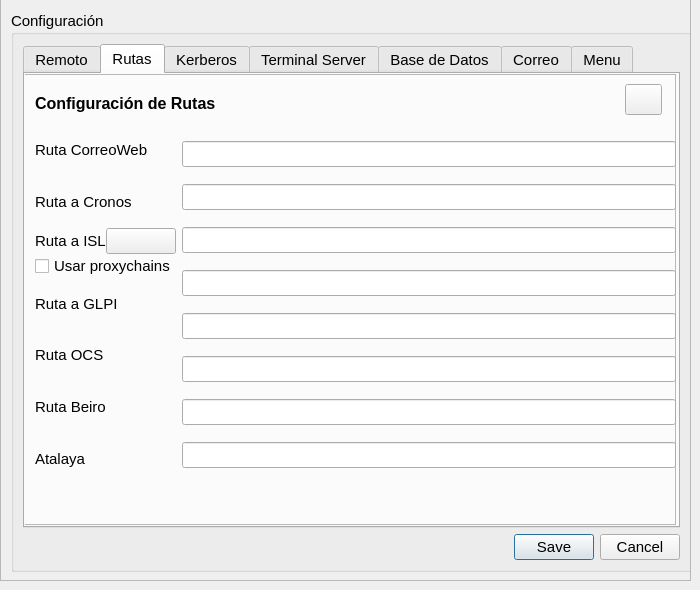
kapazao/GrxMenu, file configuracion.ui: the form before one commit.
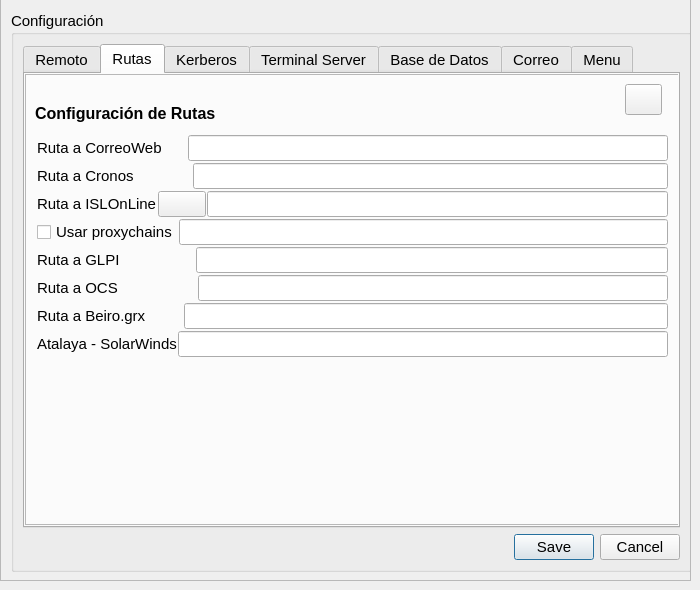
The form after the commit. Icons and pictures are not drawn.

Patch:
```diff
--- a/configuracion.ui
+++ b/configuracion.ui
@@ -88,7 +88,7 @@
            <rect>
             <x>0</x>
             <y>0</y>
-            <width>641</width>
+            <width>661</width>
             <height>451</height>
            </rect>
           </property>
@@ -98,9 +98,15 @@
           <property name="frameShadow">
            <enum>QFrame::Raised</enum>
           </property>
-          <layout class="QGridLayout" name="gridLayout_3">
-           <item row="0" column="0">
             <widget class="QLabel" name="label_34">
+           <property name="geometry">
+            <rect>
+             <x>10</x>
+             <y>30</y>
+             <width>393</width>
+             <height>19</height>
+            </rect>
+           </property>
              <property name="font">
               <font>
                <pointsize>12</pointsize>
@@ -112,9 +118,15 @@
               <string>Configuración de acceso remoto a los equipos Linux</string>
              </property>
             </widget>
-           </item>
-           <item row="0" column="1">
             <widget class="QPushButton" name="PB_linux">
+           <property name="geometry">
+            <rect>
+             <x>600</x>
+             <y>10</y>
+             <width>37</width>
+             <height>31</height>
+            </rect>
+           </property>
              <property name="text">
               <string/>
              </property>
@@ -129,8 +141,15 @@
               </size>
              </property>
             </widget>
-           </item>
-           <item row="1" column="0" colspan="2">
+          <widget class="QWidget" name="">
+           <property name="geometry">
+            <rect>
+             <x>10</x>
+             <y>60</y>
+             <width>631</width>
+             <height>221</height>
+            </rect>
+           </property>
             <layout class="QHBoxLayout" name="horizontalLayout_3">
              <item>
               <layout class="QVBoxLayout" name="verticalLayout_2">
@@ -250,8 +269,7 @@
               </layout>
              </item>
             </layout>
-           </item>
-          </layout>
+          </widget>
          </widget>
         </widget>
         <widget class="QWidget" name="rutas">
@@ -261,7 +279,7 @@
          <widget class="QFrame" name="fr_rutas">
           <property name="geometry">
            <rect>
-            <x>-10</x>
+            <x>0</x>
             <y>0</y>
             <width>661</width>
             <height>451</height>
@@ -276,8 +294,8 @@
           <widget class="QLabel" name="lb_rutas">
            <property name="geometry">
             <rect>
-             <x>20</x>
-             <y>20</y>
+             <x>10</x>
+             <y>30</y>
              <width>211</width>
              <height>19</height>
             </rect>
@@ -299,7 +317,7 @@
           <widget class="QPushButton" name="PB_rutas">
            <property name="geometry">
             <rect>
-             <x>610</x>
+             <x>600</x>
              <y>10</y>
              <width>37</width>
              <height>31</height>
@@ -319,41 +337,55 @@
             </size>
            </property>
           </widget>
-          <widget class="QWidget" name="layoutWidget">
+          <widget class="QWidget" name="">
            <property name="geometry">
             <rect>
-             <x>20</x>
-             <y>50</y>
-             <width>641</width>
-             <height>361</height>
+             <x>12</x>
+             <y>60</y>
+             <width>631</width>
+             <height>231</height>
             </rect>
            </property>
-           <layout class="QHBoxLayout" name="horizontalLayout_6">
-            <item>
              <layout class="QVBoxLayout" name="verticalLayout_5">
               <property name="spacing">
-               <number>0</number>
-              </property>
+             <number>1</number>
+            </property>
+            <item>
+             <layout class="QHBoxLayout" name="horizontalLayout_6">
               <item>
                <widget class="QLabel" name="label_15">
                 <property name="text">
-                 <string>Ruta CorreoWeb</string>
+                 <string>Ruta a CorreoWeb      </string>
                 </property>
                </widget>
               </item>
+              <item>
+               <widget class="QLineEdit" name="correoweb"/>
+              </item>
+             </layout>
+            </item>
+            <item>
+             <layout class="QHBoxLayout" name="horizontalLayout_12">
               <item>
                <widget class="QLabel" name="label_14">
                 <property name="text">
-                 <string>Ruta a Cronos</string>
+                 <string>Ruta a Cronos              </string>
                 </property>
                </widget>
               </item>
+              <item>
+               <widget class="QLineEdit" name="cronos"/>
+              </item>
+             </layout>
+            </item>
+            <item>
+             <layout class="QHBoxLayout" name="horizontalLayout_13">
               <item>
                <layout class="QHBoxLayout" name="horizontalLayout_5">
                 <item>
                  <widget class="QLabel" name="label_10">
                   <property name="text">
-                   <string>Ruta a ISL</string>
+                   <string>Ruta a ISLOnLine</string>
                   </property>
                  </widget>
                 </item>
@@ -371,6 +403,13 @@
                </layout>
               </item>
               <item>
+               <widget class="QLineEdit" name="ISL"/>
+              </item>
+             </layout>
+            </item>
+            <item>
+             <layout class="QHBoxLayout" name="horizontalLayout_14">
+              <item>
                <widget class="QCheckBox" name="checkBox_proxychains">
                 <property name="text">
                  <string>Usar proxychains</string>
@@ -378,55 +417,33 @@
                </widget>
               </item>
               <item>
-               <widget class="QLabel" name="label_12">
-                <property name="text">
-                 <string>Ruta a GLPI</string>
-                </property>
-               </widget>
-              </item>
-              <item>
-               <widget class="QLabel" name="label_13">
-                <property name="text">
-                 <string>Ruta OCS</string>
-                </property>
-               </widget>
-              </item>
-              <item>
-               <widget class="QLabel" name="label_18">
-                <property name="text">
-                 <string>Ruta Beiro</string>
-                </property>
-               </widget>
-              </item>
-              <item>
-               <widget class="QLabel" name="label_45">
-                <property name="text">
-                 <string>Atalaya</string>
-                </property>
-               </widget>
-              </item>
-             </layout>
-            </item>
-            <item>
-             <layout class="QVBoxLayout" name="verticalLayout_10">
-              <property name="spacing">
-               <number>0</number>
-              </property>
-              <item>
-               <widget class="QLineEdit" name="correoweb"/>
-              </item>
-              <item>
-               <widget class="QLineEdit" name="cronos"/>
-              </item>
-              <item>
-               <widget class="QLineEdit" name="ISL"/>
-              </item>
-              <item>
                <widget class="QLineEdit" name="proxychains"/>
               </item>
+             </layout>
+            </item>
+            <item>
+             <layout class="QHBoxLayout" name="horizontalLayout_15">
+              <item>
+               <widget class="QLabel" name="label_12">
+                <property name="text">
+                 <string>Ruta a GLPI                  </string>
+                </property>
+               </widget>
+              </item>
               <item>
                <widget class="QLineEdit" name="GLPI"/>
               </item>
+             </layout>
+            </item>
+            <item>
+             <layout class="QHBoxLayout" name="horizontalLayout_16">
+              <item>
+               <widget class="QLabel" name="label_13">
+                <property name="text">
+                 <string>Ruta a OCS                   </string>
+                </property>
+               </widget>
+              </item>
               <item>
                <widget class="QLineEdit" name="OCS">
                 <property name="toolTip">
@@ -434,9 +451,31 @@
                 </property>
                </widget>
               </item>
+             </layout>
+            </item>
+            <item>
+             <layout class="QHBoxLayout" name="horizontalLayout_17">
+              <item>
+               <widget class="QLabel" name="label_18">
+                <property name="text">
+                 <string>Ruta a Beiro.grx         </string>
+                </property>
+               </widget>
+              </item>
               <item>
                <widget class="QLineEdit" name="beiro"/>
               </item>
+             </layout>
+            </item>
+            <item>
+             <layout class="QHBoxLayout" name="horizontalLayout_18">
+              <item>
+               <widget class="QLabel" name="label_45">
+                <property name="text">
+                 <string>Atalaya - SolarWinds</string>
+                </property>
+               </widget>
+              </item>
               <item>
                <widget class="QLineEdit" name="atalaya"/>
               </item>
@@ -558,9 +597,15 @@
           <property name="frameShadow">
            <enum>QFrame::Raised</enum>
           </property>
-          <layout class="QGridLayout" name="gridLayout_5">
-           <item row="0" column="0">
             <widget class="QLabel" name="label_16">
+           <property name="geometry">
+            <rect>
+             <x>10</x>
+             <y>20</y>
+             <width>255</width>
+             <height>19</height>
+            </rect>
+           </property>
              <property name="font">
               <font>
                <pointsize>12</pointsize>
@@ -572,9 +617,15 @@
               <string>Configuración de Terminal Server</string>
              </property>
             </widget>
-           </item>
-           <item row="0" column="1">
             <widget class="QPushButton" name="PB_TS">
+           <property name="geometry">
+            <rect>
+             <x>600</x>
+             <y>10</y>
+             <width>37</width>
+             <height>31</height>
+            </rect>
+           </property>
              <property name="text">
               <string/>
              </property>
@@ -589,8 +640,28 @@
               </size>
              </property>
             </widget>
-           </item>
-           <item row="1" column="0" colspan="2">
+          <widget class="QLabel" name="label_17">
+           <property name="geometry">
+            <rect>
+             <x>10</x>
+             <y>247</y>
+             <width>16</width>
+             <height>17</height>
+            </rect>
+           </property>
+           <property name="text">
+            <string/>
+           </property>
+          </widget>
+          <widget class="QWidget" name="">
+           <property name="geometry">
+            <rect>
+             <x>10</x>
+             <y>47</y>
+             <width>631</width>
+             <height>201</height>
+            </rect>
+           </property>
             <layout class="QVBoxLayout" name="verticalLayout_6">
              <item>
               <layout class="QGridLayout" name="gridLayout">
@@ -702,15 +773,7 @@
               </layout>
              </item>
             </layout>
-           </item>
-           <item row="2" column="0">
-            <widget class="QLabel" name="label_17">
-             <property name="text">
-              <string/>
-             </property>
-            </widget>
-           </item>
-          </layout>
+          </widget>
          </widget>
         </widget>
         <widget class="QWidget" name="DB">
@@ -732,9 +795,15 @@
           <property name="frameShadow">
            <enum>QFrame::Raised</enum>
           </property>
-          <layout class="QGridLayout" name="gridLayout_6">
-           <item row="0" column="0">
             <widget class="QLabel" name="label_24">
+           <property name="geometry">
+            <rect>
+             <x>10</x>
+             <y>20</y>
+             <width>260</width>
+             <height>19</height>
+            </rect>
+           </property>
              <property name="font">
               <font>
                <pointsize>12</pointsize>
@@ -746,9 +815,15 @@
               <string>Configuración de la Base de Datos</string>
              </property>
             </widget>
-           </item>
-           <item row="0" column="1">
             <widget class="QPushButton" name="PB_DB">
+           <property name="geometry">
+            <rect>
+             <x>600</x>
+             <y>10</y>
+             <width>37</width>
+             <height>31</height>
+            </rect>
+           </property>
              <property name="text">
               <string/>
              </property>
@@ -763,8 +838,15 @@
               </size>
              </property>
             </widget>
-           </item>
-           <item row="1" column="0" colspan="2">
+          <widget class="QWidget" name="">
+           <property name="geometry">
+            <rect>
+             <x>10</x>
+             <y>47</y>
+             <width>631</width>
+             <height>181</height>
+            </rect>
+           </property>
             <layout class="QHBoxLayout" name="horizontalLayout_4">
              <property name="spacing">
               <number>1</number>
@@ -856,8 +938,16 @@
               </layout>
              </item>
             </layout>
-           </item>
-           <item row="2" column="0" colspan="2">
+          </widget>
+          <widget class="QWidget" name="">
+           <property name="geometry">
+            <rect>
+             <x>10</x>
+             <y>237</y>
+             <width>631</width>
+             <height>181</height>
+            </rect>
+           </property>
             <layout class="QHBoxLayout" name="horizontalLayout_9">
              <property name="spacing">
               <number>1</number>
@@ -985,8 +1075,7 @@
               </layout>
              </item>
             </layout>
-           </item>
-          </layout>
+          </widget>
          </widget>
          <widget class="QCheckBox" name="checkBox_ssh">
           <property name="geometry">
```
Lines whose indentation alone changed are shown as unchanged.
